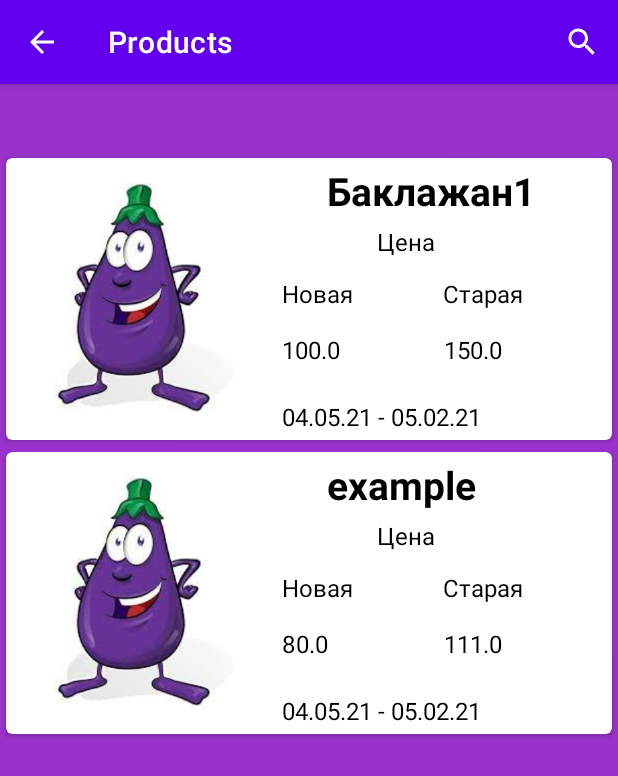
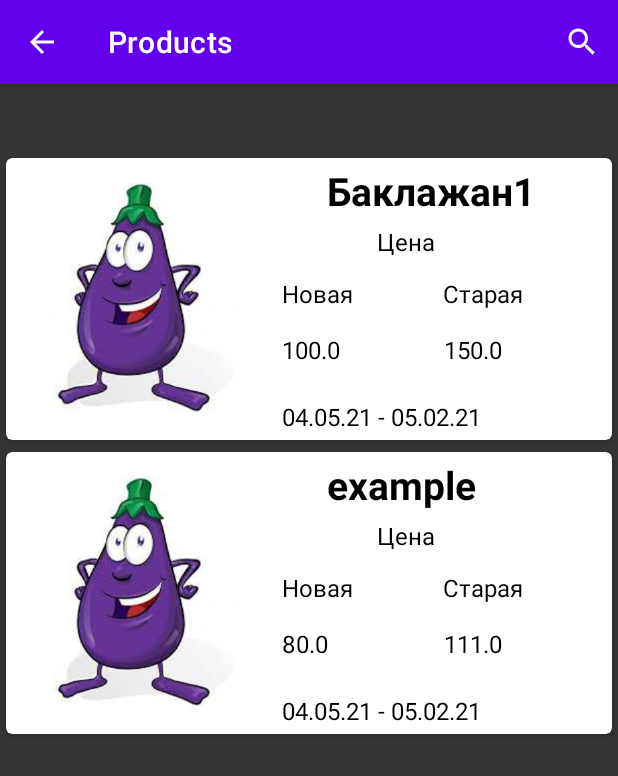
Before and after one commit to Andrey2102/CyberGooseDiscounts, an Android app: the MallActivity screen opened directly, with no data from a screen before it, on a phone screen of 412 x 824 dp. Shown: the top 776 px of the screen. Run offline under Robolectric (Android 15) with nearby library versions, the phone set to English and light mode, and no system bars.

Commit message:
some fix + implement uri

```diff
--- a/GooseDiscount/app/build.gradle
+++ b/GooseDiscount/app/build.gradle
@@ -34,6 +34,7 @@ dependencies {
     implementation 'com.google.android.material:material:1.3.0'
     implementation 'androidx.constraintlayout:constraintlayout:2.0.4'
     implementation 'androidx.preference:preference:1.1.0'
+    implementation 'com.squareup.picasso:picasso:2.5.2'
 
     testImplementation 'junit:junit:4.+'
     androidTestImplementation 'androidx.test.ext:junit:1.1.2'
--- a/GooseDiscount/app/src/main/AndroidManifest.xml
+++ b/GooseDiscount/app/src/main/AndroidManifest.xml
@@ -1,6 +1,7 @@
 <?xml version="1.0" encoding="utf-8"?>
 <manifest xmlns:android="http://schemas.android.com/apk/res/android"
     package="com.example.discount">
+    <uses-permission android:name="android.permission.INTERNET" />
 
     <application
         android:allowBackup="true"
--- a/GooseDiscount/app/src/main/java/com/example/discount/Mall/MallActivity.java
+++ b/GooseDiscount/app/src/main/java/com/example/discount/Mall/MallActivity.java
@@ -43,13 +43,17 @@ public class MallActivity extends AppCompatActivity {
         setContentView(R.layout.activity_mall);
         setContentView(R.layout.activity_mall);
        double i=1;
+        TextView Titlel = findViewById(R.id.TitletextView);
+
+        SharedPreferences sharedPreferences= PreferenceManager.getDefaultSharedPreferences(getApplicationContext());
         final ConstraintLayout layout = (ConstraintLayout) findViewById(R.id.thisid);
-        TextView Titlel = findViewById(R.id.TitletextView);
-        SharedPreferences sharedPreferences= PreferenceManager.getDefaultSharedPreferences(getApplicationContext());
+        final TextView title = findViewById(R.id.TitletextView);
         if(!sharedPreferences.getBoolean("OTHER",true)){
             layout.setBackgroundColor(Color.WHITE);
+            title.setTextColor(Color.parseColor("#353434"));
         }else{
-            layout.setBackgroundColor(Color.parseColor("#9932CC"));
+            layout.setBackgroundColor(Color.parseColor("#353434"));
+            title.setTextColor(Color.parseColor("#F3F3F3"));
         }
 
         String valuta = sharedPreferences.getString("CURRENCY", "1");
--- a/GooseDiscount/app/src/main/java/com/example/discount/Mall/MallItem.java
+++ b/GooseDiscount/app/src/main/java/com/example/discount/Mall/MallItem.java
@@ -11,6 +11,7 @@ public class MallItem {
     private  String Name;
     private String recipe;
     private boolean subs;
+
 
     public MallItem(int imageResourse, String text1, boolean subs, String recipe){
         this.imageResourse= imageResourse;
--- a/GooseDiscount/app/src/main/res/layout/activity_about.xml
+++ b/GooseDiscount/app/src/main/res/layout/activity_about.xml
@@ -1,4 +1,8 @@
 <?xml version="1.0" encoding="utf-8"?>
+<ScrollView
+    xmlns:android="http://schemas.android.com/apk/res/android"
+    android:layout_width="match_parent"
+    android:layout_height="match_parent">
 <androidx.constraintlayout.widget.ConstraintLayout xmlns:android="http://schemas.android.com/apk/res/android"
     xmlns:app="http://schemas.android.com/apk/res-auto"
     xmlns:tools="http://schemas.android.com/tools"
@@ -40,3 +44,4 @@
 
 
 </androidx.constraintlayout.widget.ConstraintLayout>
+</ScrollView>
```
